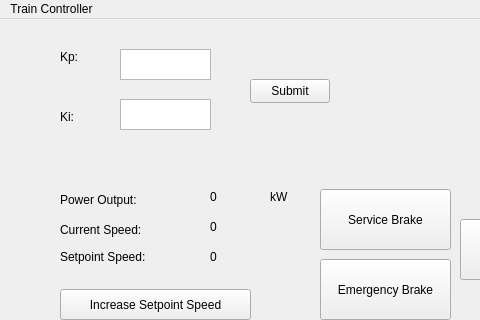
First picture: the form in SWTrainController/SWTrainController.ui, repository marmysl/ece1140, before the edit; both pictures show x 0 to 480 and y 0 to 320 of the 949 by 594 pixel window.
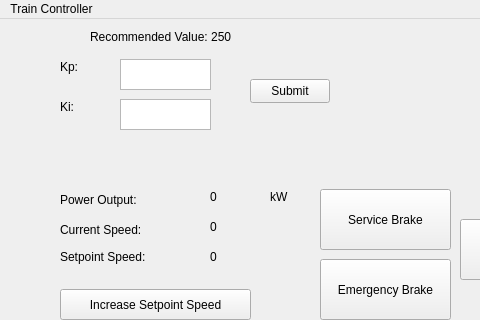
Second picture: the form after the edit.

Commit message: add recommended Kp, Ki values to gui

The edit to the form file:
```diff
--- a/SWTrainController/SWTrainController.ui
+++ b/SWTrainController/SWTrainController.ui
@@ -18,7 +18,7 @@
     <property name="geometry">
      <rect>
       <x>60</x>
-      <y>30</y>
+      <y>40</y>
       <width>58</width>
       <height>16</height>
      </rect>
@@ -31,7 +31,7 @@
     <property name="geometry">
      <rect>
       <x>60</x>
-      <y>90</y>
+      <y>80</y>
       <width>58</width>
       <height>16</height>
      </rect>
@@ -44,7 +44,7 @@
     <property name="geometry">
      <rect>
       <x>120</x>
-      <y>30</y>
+      <y>40</y>
       <width>91</width>
       <height>31</height>
      </rect>
@@ -456,6 +456,19 @@
      <string>kW</string>
     </property>
    </widget>
+   <widget class="QLabel" name="label">
+    <property name="geometry">
+     <rect>
+      <x>90</x>
+      <y>10</y>
+      <width>211</width>
+      <height>16</height>
+     </rect>
+    </property>
+    <property name="text">
+     <string>Recommended Value: 250</string>
+    </property>
+   </widget>
   </widget>
   <widget class="QMenuBar" name="menubar">
    <property name="geometry">
```
The commit also changes 1 other file.
